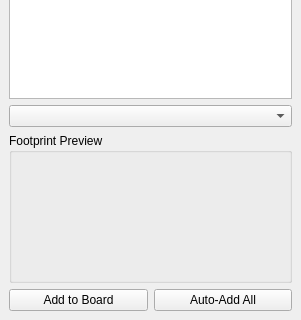
LibrePCB/LibrePCB, file librepcb/project/boards/unplacedcomponentsdock.ui: the form before one commit; both pictures show x 0 to 301 and y 197 to 517 of the 301 by 517 pixel window.
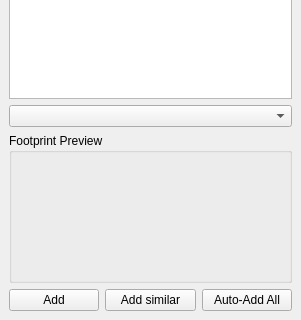
The form after the commit.

Commit message: worked on boards/footprints support

Patch:
```diff
--- a/librepcb/project/boards/unplacedcomponentsdock.ui
+++ b/librepcb/project/boards/unplacedcomponentsdock.ui
@@ -39,7 +39,14 @@
       <item>
        <widget class="QPushButton" name="btnAdd">
         <property name="text">
-         <string>Add to Board</string>
+         <string>Add</string>
+        </property>
+       </widget>
+      </item>
+      <item>
+       <widget class="QPushButton" name="pushButton">
+        <property name="text">
+         <string>Add similar</string>
         </property>
        </widget>
       </item>
```
The commit also changes 6 other files.
